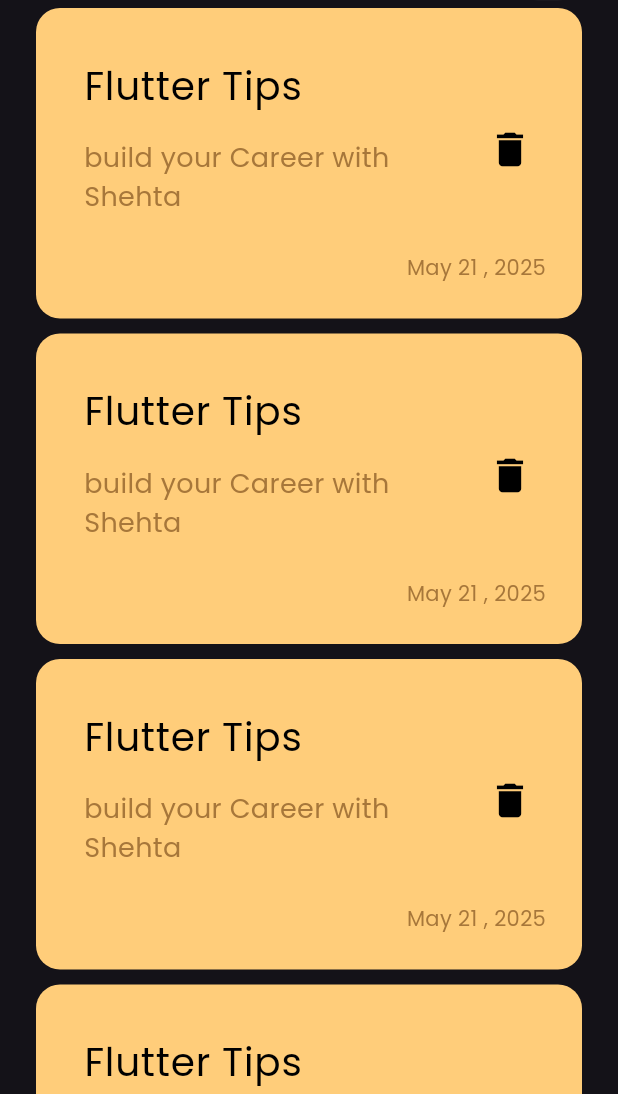
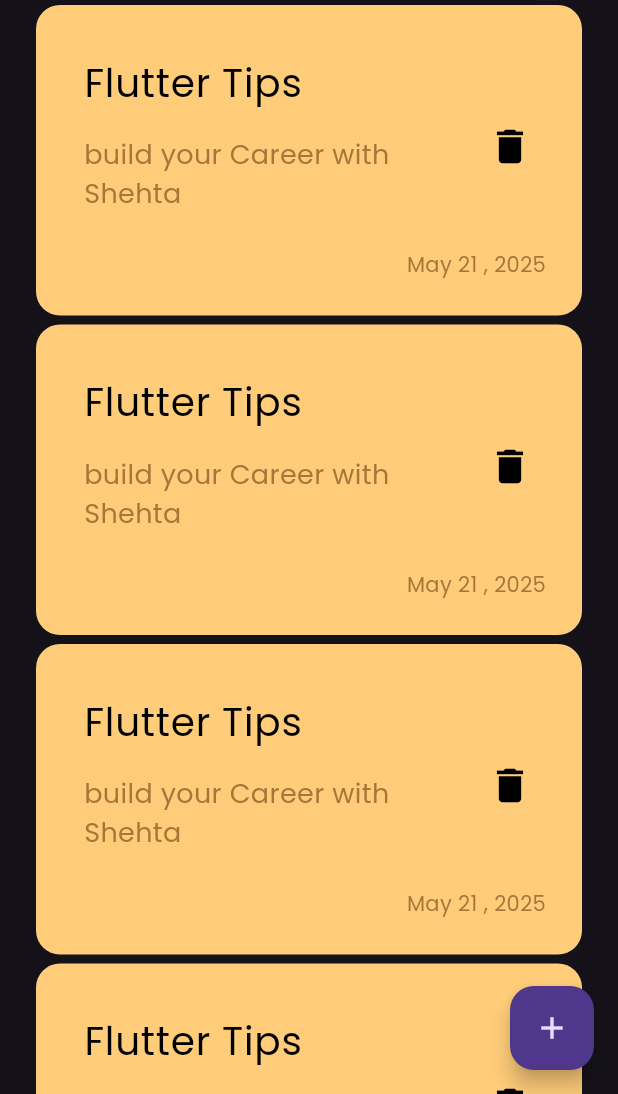
Before and after one commit to Shehta2000/notes_app, a Flutter app: the screen it shows after launch, on a phone screen of 412 x 824 dp, the part 142-1236 px from its top. Run offline on Flutter 3.47's test engine with Material 3 defaults, Android fonts, the phone set to English and light mode, and no system bars.

Commit message:
Add FloatingAction Button

```diff
--- a/lib/views/notes_view.dart
+++ b/lib/views/notes_view.dart
@@ -6,8 +6,12 @@ class NotesView extends StatelessWidget {
 
   @override
   Widget build(BuildContext context) {
-    return const Scaffold(
-      body: NotesViewBody(),
+    return Scaffold(
+      floatingActionButton: FloatingActionButton(
+        onPressed: () {},
+        child: Icon(Icons.add),
+      ),
+      body: const NotesViewBody(),
     );
   }
 }
--- a/lib/views/widgets/notes_list_view_builder.dart
+++ b/lib/views/widgets/notes_list_view_builder.dart
@@ -9,7 +9,7 @@ class NotesListView extends StatelessWidget {
     return ListView.builder(
       itemBuilder: (context, index) {
         return const Padding(
-          padding: EdgeInsets.symmetric(vertical: 5),
+          padding: EdgeInsets.symmetric(vertical: 3),
           child: NotesItem(),
         );
       },
```
